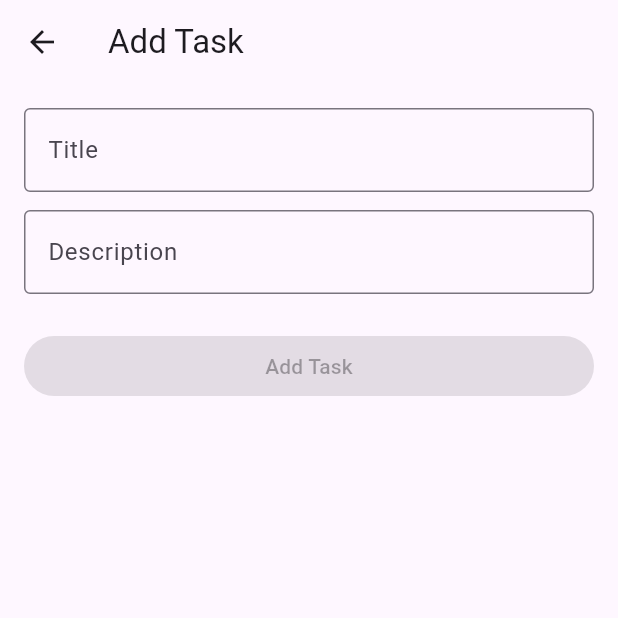
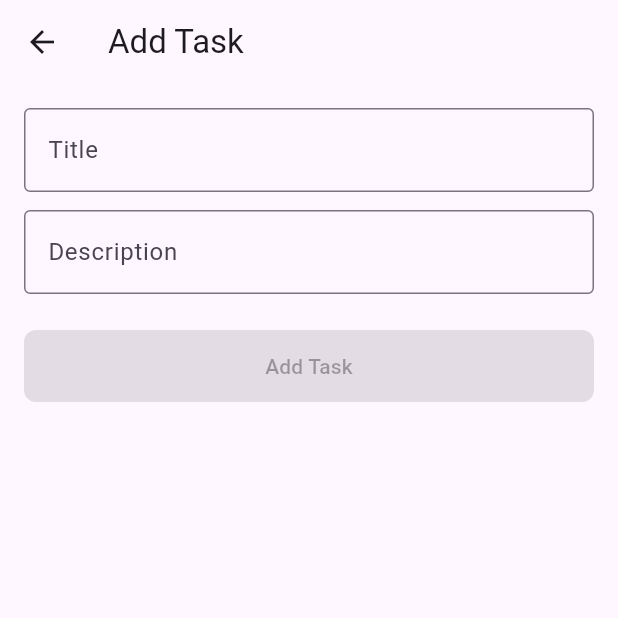
Before and after one commit to riyadmohammed/Task-Manager, a Flutter app: the AddTaskPage screen opened directly, on a phone screen of 412 x 824 dp, the top half of it. Run offline on Flutter 3.47's test engine with Material 3 defaults, Android fonts, the phone set to English and light mode, and no system bars; network calls fail.

```diff
--- a/lib/view/add_task_page.dart
+++ b/lib/view/add_task_page.dart
@@ -25,7 +25,7 @@ class _AddTaskPageState extends State<AddTaskPage> {
 
   void _updateButtonState() {
     final hasInput =
-        titleController.text.trim().isNotEmpty ||
+        titleController.text.trim().isNotEmpty &&
         descriptionController.text.trim().isNotEmpty;
     if (isButtonEnabled != hasInput) {
       setState(() {
@@ -70,6 +70,14 @@ class _AddTaskPageState extends State<AddTaskPage> {
             SizedBox(
               width: double.infinity,
               child: ElevatedButton(
+                style: ElevatedButton.styleFrom(
+                  backgroundColor: Colors.purple,
+                  foregroundColor: Colors.white,
+                  padding: const EdgeInsets.symmetric(vertical: 14),
+                  shape: RoundedRectangleBorder(
+                    borderRadius: BorderRadius.circular(8),
+                  ),
+                ),
                 onPressed:
                     isButtonEnabled
                         ? () {
```
Also changed, not shown: lib/view/task_manager_page.dart (+20 -18 lines), 1 other file.
